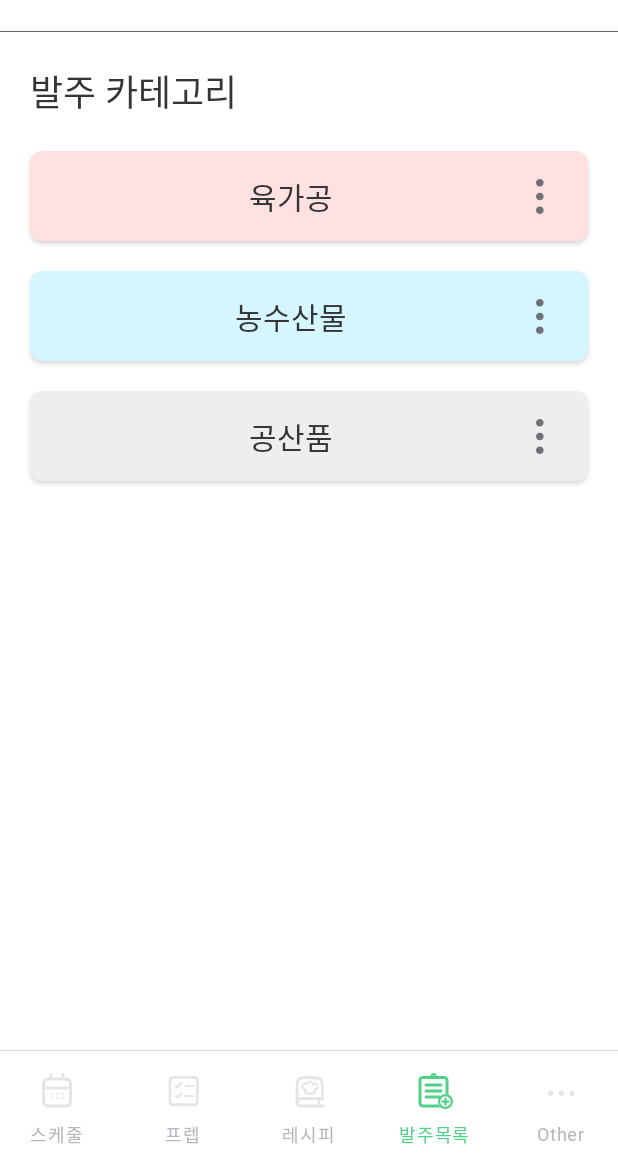
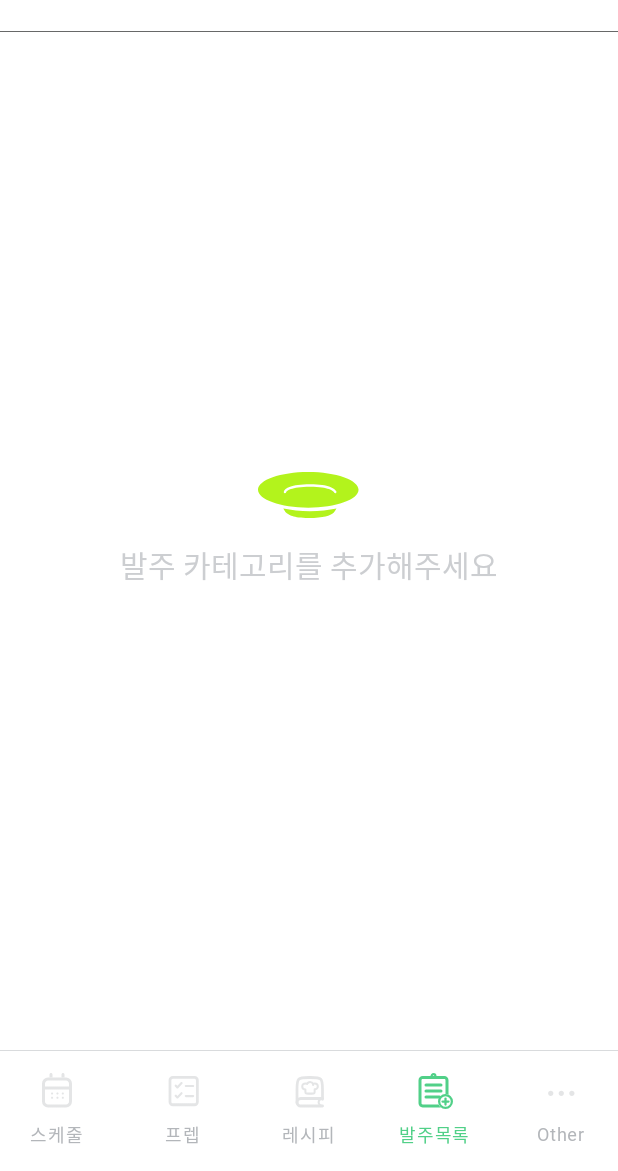
Before and after one commit to KitchingApp/Kitching_Manager, an Android app built with Jetpack Compose: the OrderTabScreen screen opened through its navigation route, on a phone screen of 412 x 824 dp, the part 65-1236 px from its top. Run offline under Robolectric (Android 15) with nearby library versions, the phone set to English and light mode, and no system bars; our stand-ins replace Firebase (no records; nobody signed in at launch, a user with empty details on screens opened directly); libraries missing offline, so code that uses them is left out: com.kakao.sdk; Roboto replaces fonts that are not available here.

Commit message:
OrderTabScreen, OrderDetailScreen 로딩화면 적용

```diff
--- a/app/src/main/java/com/kitching/app/ui/factory/ViewModelFactory.kt
+++ b/app/src/main/java/com/kitching/app/ui/factory/ViewModelFactory.kt
@@ -6,6 +6,8 @@ import com.kitching.app.common.KitchingApplication
 import com.kitching.app.ui.model.LoginViewModel
 import com.kitching.app.ui.model.MemberViewModel
 import com.kitching.app.ui.model.NoticeViewModel
+import com.kitching.app.ui.model.OrderCategoryViewModel
+import com.kitching.app.ui.model.OrderViewModel
 import com.kitching.app.ui.model.PrepCategoryViewModel
 import com.kitching.app.ui.model.PrepViewModel
 import com.kitching.app.ui.model.ScheduleTimeViewModel
@@ -14,6 +16,8 @@ import com.kitching.app.ui.model.StaffLevelViewModel
 import com.kitching.app.util.PreferencesDataStore
 import com.kitching.data.repository.LoginRepositoryImpl
 import com.kitching.data.repository.NoticeRepositoryImpl
+import com.kitching.data.repository.OrderCategoryRepositoryImpl
+import com.kitching.data.repository.OrderRepositoryImpl
 import com.kitching.data.repository.PrepCategoryRepositoryImpl
 import com.kitching.data.repository.PrepRepositoryImpl
 import com.kitching.data.repository.ScheduleRepositoryImpl
@@ -58,10 +62,16 @@ val viewModelFactory = object : ViewModelProvider.Factory {
                         userTeamRepository = UserTeamRepositoryImpl(),
                         staffLevelRepository = StaffLevelRepositoryImpl()
                     )
+                isAssignableFrom(OrderViewModel::class.java) ->
+                    OrderViewModel(
+                        orderRepository = OrderRepositoryImpl()
+                    )
+                isAssignableFrom(OrderCategoryViewModel::class.java) ->
+                    OrderCategoryViewModel(
+                        orderCategoryRepository = OrderCategoryRepositoryImpl()
+                    )
 //                isAssignableFrom(DepartmentViewModel::class.java) ->
 //                    DepartmentViewModel()
-//                isAssignableFrom(OrderViewModel::class.java) ->
-//                    OrderViewModel()
 //                isAssignableFrom(RecipeViewModel::class.java) ->
 //                    RecipeViewModel()
 //                isAssignableFrom(TeamViewModel::class.java) ->
--- a/app/src/main/java/com/kitching/app/ui/screen/order/OrderTabScreen.kt
+++ b/app/src/main/java/com/kitching/app/ui/screen/order/OrderTabScreen.kt
@@ -3,6 +3,7 @@ package com.kitching.app.ui.screen.order
 import androidx.compose.foundation.layout.fillMaxSize
 import androidx.compose.material3.Surface
 import androidx.compose.runtime.Composable
+import androidx.compose.runtime.LaunchedEffect
 import androidx.compose.runtime.getValue
 import androidx.compose.runtime.mutableStateOf
 import androidx.compose.runtime.remember
@@ -10,43 +11,40 @@ import androidx.compose.runtime.setValue
 import androidx.compose.ui.Modifier
 import androidx.compose.ui.graphics.Color
 import androidx.compose.ui.text.input.TextFieldValue
+import androidx.lifecycle.compose.collectAsStateWithLifecycle
+import androidx.lifecycle.viewmodel.compose.viewModel
 import com.kitching.app.common.ActionIconInfo
 import com.kitching.app.common.CommonState
 import com.kitching.app.common.NavigationIconInfo
 import com.kitching.app.navgraph.ScreenRouteDef
+import com.kitching.app.ui.factory.viewModelFactory
+import com.kitching.app.ui.model.OrderCategoryViewModel
 import com.kitching.app.ui.screen.categoryscreen.CategoryItemForScreen
 import com.kitching.app.ui.screen.categoryscreen.CategoryScreen
 import com.kitching.app.ui.screen.common.EmptyScreen
+import com.kitching.app.ui.screen.common.ResultConditionScreen
 import com.kitching.app.ui.screen.commondialog.BasicConfirmDialog
 import com.kitching.app.ui.screen.commondialog.ColorInputDialog
 import com.kitching.app.ui.theme.KitchingManagerTheme
 import com.kitching.app.ui.theme.NeutralGray0
+import com.kitching.app.util.PreferencesDataStore
 import com.kitching.app.util.hexToArgb
+import com.kitching.domain.AppResult
 import kotlinx.coroutines.launch
 import java.net.URLEncoder
 import java.nio.charset.StandardCharsets
 
-data class OrderCategoryDTO(val categoryId: String, val categoryName: String, val color: String)
-
+/**
+ * Order tab screen
+ *
+ * @param commonState 네비게이션 컨트롤러, 앱바 상태, 코루틴 스코프를 갖는 data class
+ * @param viewModel
+ */
 @Composable
-fun OrderTabScreen(commonState: CommonState) {
-    val mockDataList = listOf<OrderCategoryDTO>(
-        OrderCategoryDTO(
-            categoryId = "Bjk5Geux2zFETtzmnL6T",
-            categoryName = "육가공",
-            color = "#FFE1E1"
-        ),
-        OrderCategoryDTO(
-            categoryId = "3hEXf6yWbveFBAGKhWXO",
-            categoryName = "농수산물",
-            color = "#D6F6FF"
-        ),
-        OrderCategoryDTO(
-            categoryId = "HUmhEwUsHUYfp0uhSDrO",
-            categoryName = "공산품",
-            color = "#EEEEEE"
-        )
-    )
+fun OrderTabScreen(
+    commonState: CommonState,
+    viewModel: OrderCategoryViewModel = viewModel(factory = viewModelFactory)
+) {
 
     // 다이얼로그 상태
     var showCreateDialog by remember { mutableStateOf(false) }
@@ -57,6 +55,15 @@ fun OrderTabScreen(commonState: CommonState) {
     val textState = remember { mutableStateOf(TextFieldValue("")) }
     val colorState = remember { mutableStateOf(NeutralGray0) }
     val optionMenuId = remember { mutableStateOf("") }
+
+    var teamId by remember { mutableStateOf("") }
+    val orderCategoryState by viewModel.orderCategories.collectAsStateWithLifecycle()
+    val orderCategoryResultState by viewModel.orderCategoryResult.collectAsStateWithLifecycle()
+
+    LaunchedEffect(Unit) {
+        teamId = PreferencesDataStore().getTeamId() ?: ""
+        viewModel.getOrderCategory(teamId)
+    }
 
     commonState.topAppBarState.value = commonState.topAppBarState.value.copy(
         title = "Kitching",
@@ -70,22 +77,26 @@ fun OrderTabScreen(commonState: CommonState) {
             }
         },
         actionIconInfo = ActionIconInfo.ADD,
-        onClickActionIcon = {
-            showCreateDialog = true
-        },
+        onClickActionIcon = { showCreateDialog = true },
     )
 
     KitchingManagerTheme {
         Surface(
             modifier = Modifier.fillMaxSize()
         ) {
-            if(mockDataList.isEmpty()) {
-                // 리스트가 비어있을때
+            ResultConditionScreen(
+                loadingCondition = (orderCategoryState is AppResult.Loading || orderCategoryResultState is AppResult.Loading),
+                successCondition = (orderCategoryState is AppResult.Success),
+                failCondition = (orderCategoryState is AppResult.Failure || orderCategoryResultState is AppResult.Failure),
+                failContent = {}
+            ) {
+                val categories = (orderCategoryState as AppResult.Success).data
+                if(categories.isEmpty()) {
                     EmptyScreen("발주 카테고리를 추가해주세요")
                 } else {
                     CategoryScreen(
                         title = "발주",
-                    categoryList = mockDataList.map { category ->
+                        categoryList = categories.map { category ->
                             CategoryItemForScreen(
                                 categoryId = category.categoryId,
                                 categoryName = category.categoryName,
@@ -143,7 +154,7 @@ fun OrderTabScreen(commonState: CommonState) {
                     }
                     if (showDeleteDialog) {
                         BasicConfirmDialog(
-                        message = "발주 카테고리를 \n삭제하시겠습니까?",
+                            message = "발주 카테고리를 삭제하시겠습니까?",
                             confirmText = "삭제",
                             onClickConfirm = { },
                             cancelText = "취소",
@@ -156,3 +167,4 @@ fun OrderTabScreen(commonState: CommonState) {
             }
         }
     }
+}
```
Also changed, not shown: app/src/main/java/com/kitching/app/ui/model/OrderCategoryViewModel.kt (+5 -5 lines), app/src/main/java/com/kitching/app/ui/model/OrderViewModel.kt (added, +55 -0 lines), app/src/main/java/com/kitching/app/ui/screen/order/OrderDetailScreen.kt (+87 -18 lines), app/src/main/java/com/kitching/app/ui/screen/prep/PrepTabScreen.kt (+5 -6 lines), app/src/main/java/com/kitching/app/ui/screen/prep/subdivisionscreen/PrepDetailScreen.kt (+6 -11 lines). Lines whose indentation alone changed are shown as unchanged.
